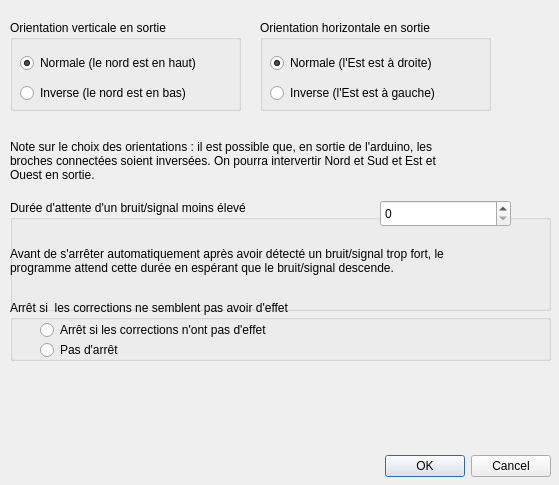
Qt form src/parametres.ui (maelvls/climso-auto) before a commit.
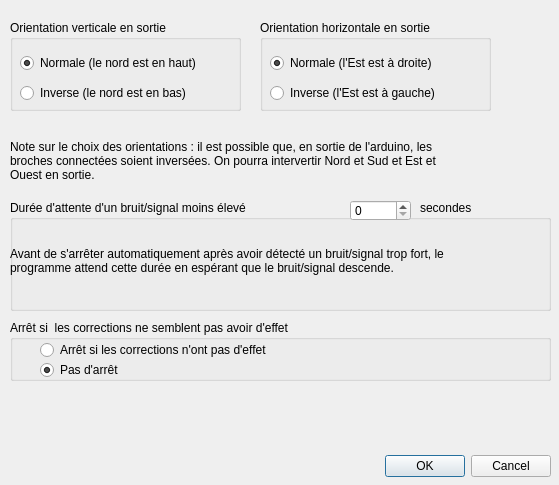
The same form after that commit.

What changed in the file:
```diff
--- a/src/parametres.ui
+++ b/src/parametres.ui
@@ -160,11 +160,30 @@
    <widget class="QSpinBox" name="dureeAvantArretSiIncoherence">
     <property name="geometry">
      <rect>
-      <x>370</x>
+      <x>340</x>
       <y>0</y>
-      <width>131</width>
-      <height>27</height>
+      <width>61</width>
+      <height>21</height>
      </rect>
+    </property>
+    <property name="maximum">
+     <number>10000</number>
+    </property>
+   </widget>
+   <widget class="QLabel" name="label_3">
+    <property name="geometry">
+     <rect>
+      <x>410</x>
+      <y>0</y>
+      <width>71</width>
+      <height>16</height>
+     </rect>
+    </property>
+    <property name="text">
+     <string>secondes</string>
+    </property>
+    <property name="wordWrap">
+     <bool>true</bool>
     </property>
    </widget>
   </widget>
@@ -172,7 +191,7 @@
    <property name="geometry">
     <rect>
      <x>10</x>
-     <y>300</y>
+     <y>320</y>
      <width>541</width>
      <height>61</height>
     </rect>
@@ -192,6 +211,9 @@
     <property name="text">
      <string>Arrêt si les corrections n'ont pas d'effet</string>
     </property>
+    <property name="checked">
+     <bool>false</bool>
+    </property>
    </widget>
    <widget class="QRadioButton" name="arretDivergenceOff">
     <property name="geometry">
@@ -205,6 +227,9 @@
     <property name="text">
      <string>Pas d'arrêt </string>
     </property>
+    <property name="checked">
+     <bool>true</bool>
+    </property>
    </widget>
   </widget>
  </widget>
```
Left out of the diff: 4 changed lines with no effect on the pictures.
